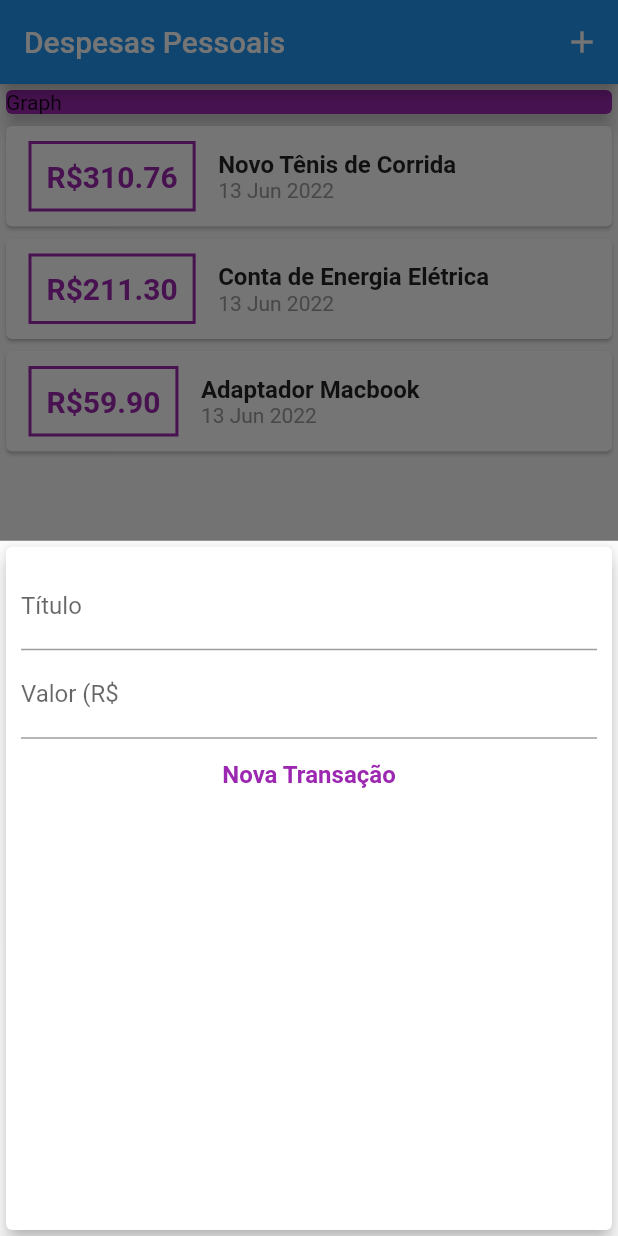
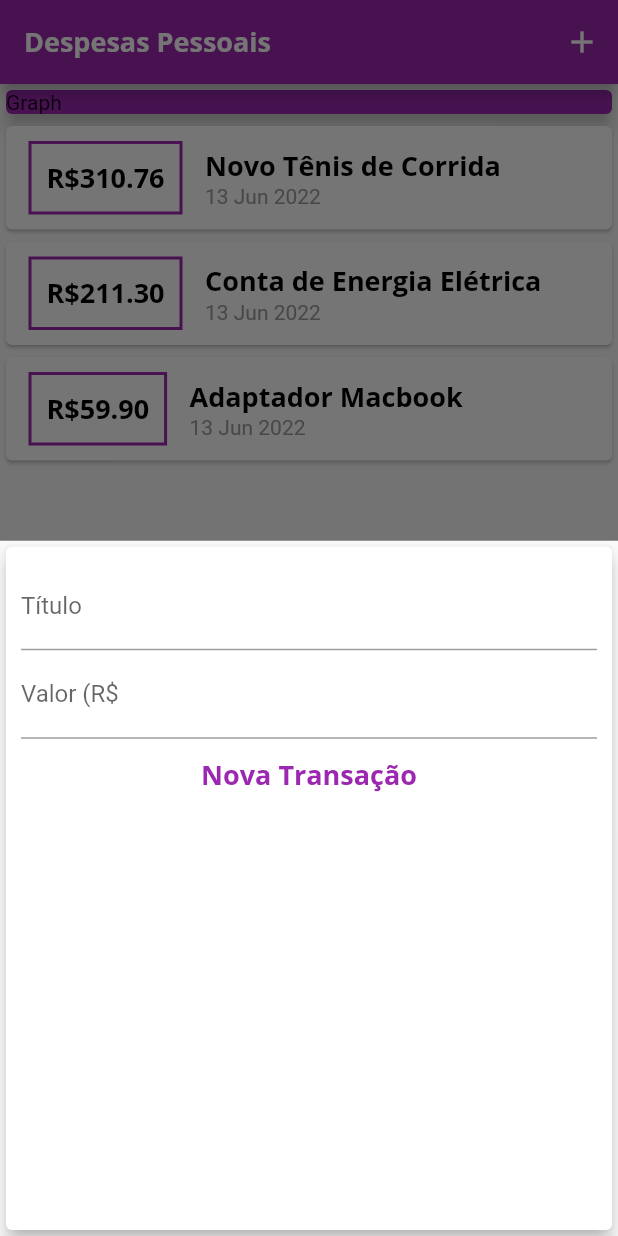
Before and after one commit to arthurrossibr/flutter-despesas, a Flutter app: the screen it shows after launch, after a tap on the "add" icon, on a phone screen of 412 x 824 dp. Run offline on Flutter 3.47's test engine with Material 2 defaults, Android fonts, the phone set to English and light mode, and no system bars.

Commit message:
Add Color and Text Theme

```diff
--- a/lib/components/transaction_form.dart
+++ b/lib/components/transaction_form.dart
@@ -50,11 +50,8 @@ class _TransactionFormState extends State<TransactionForm> {
             ),
             TextButton(
                 style: TextButton.styleFrom(
-                  textStyle: const TextStyle(
-                    fontSize: 16,
-                    fontWeight: FontWeight.bold,
-                  ),
-                  primary: Colors.purple,
+                  textStyle: Theme.of(context).textTheme.headline6,
+                  primary: Theme.of(context).colorScheme.primary,
                 ),
                 onPressed: () {
                   _submitForm();
--- a/lib/components/transaction_list.dart
+++ b/lib/components/transaction_list.dart
@@ -25,18 +25,14 @@ class TransactionList extends StatelessWidget {
                   ),
                   decoration: BoxDecoration(
                     border: Border.all(
-                      color: Colors.purple,
+                      color: Theme.of(context).colorScheme.primary,
                       width: 2,
                     ),
                   ),
                   padding: const EdgeInsets.all(10),
                   child: Text(
                     'R\$${tr.value.toStringAsFixed(2)}',
-                    style: const TextStyle(
-                      fontWeight: FontWeight.bold,
-                      fontSize: 20,
-                      color: Colors.purple,
-                    ),
+                    style: Theme.of(context).textTheme.headline6,
                   ),
                 ),
                 Column(
@@ -44,10 +40,7 @@ class TransactionList extends StatelessWidget {
                   children: [
                     Text(
                       tr.title,
-                      style: const TextStyle(
-                        fontWeight: FontWeight.bold,
-                        fontSize: 16,
-                      ),
+                      style: Theme.of(context).textTheme.headline6,
                     ),
                     Text(
                       DateFormat('d MMM y').format(tr.date),
--- a/lib/main.dart
+++ b/lib/main.dart
@@ -4,15 +4,31 @@ import 'models/transaction.dart';
 import './components/transaction_list.dart';
 import 'dart:math';
 
-main() => runApp(const ExpensesApp());
+main() => runApp(ExpensesApp());
 
 class ExpensesApp extends StatelessWidget {
-  const ExpensesApp({Key? key}) : super(key: key);
+  ExpensesApp({Key? key}) : super(key: key);
+
+  final ThemeData tema = ThemeData();
 
   @override
   Widget build(BuildContext context) {
-    return const MaterialApp(
-      home: MyHomePage(),
+    return MaterialApp(
+      home: const MyHomePage(),
+      theme: tema.copyWith(
+        colorScheme: tema.colorScheme.copyWith(
+          primary: Colors.purple,
+          secondary: Colors.amber,
+        ),
+        textTheme: tema.textTheme.copyWith(
+          headline6: const TextStyle(
+            fontFamily: 'OpenSans',
+            fontSize: 18,
+            fontWeight: FontWeight.bold,
+            color: Colors.black,
+          ),
+        ),
+      ),
     );
   }
 }
@@ -88,10 +104,10 @@ class _MyHomePageState extends State<MyHomePage> {
           children: <Widget>[
             Container(
               width: double.infinity,
-              child: const Card(
-                color: Colors.purple,
+              child: Card(
+                color: Theme.of(context).colorScheme.primary,
                 elevation: 5,
-                child: Text('Graph'),
+                child: const Text('Graph'),
               ),
             ),
             TransactionList(_transactions),
```
Also changed, not shown: pubspec.yaml (+11 -11 lines), assets/fonts/OpenSans-Bold.ttf (added), assets/fonts/OpenSans-Regular.ttf (added), assets/fonts/Quicksand-Bold.ttf (added), assets/fonts/Quicksand-Light.ttf (added), assets/fonts/Quicksand-Medium.ttf (added), assets/fonts/Quicksand-Regular.ttf (added), 3 other files.
